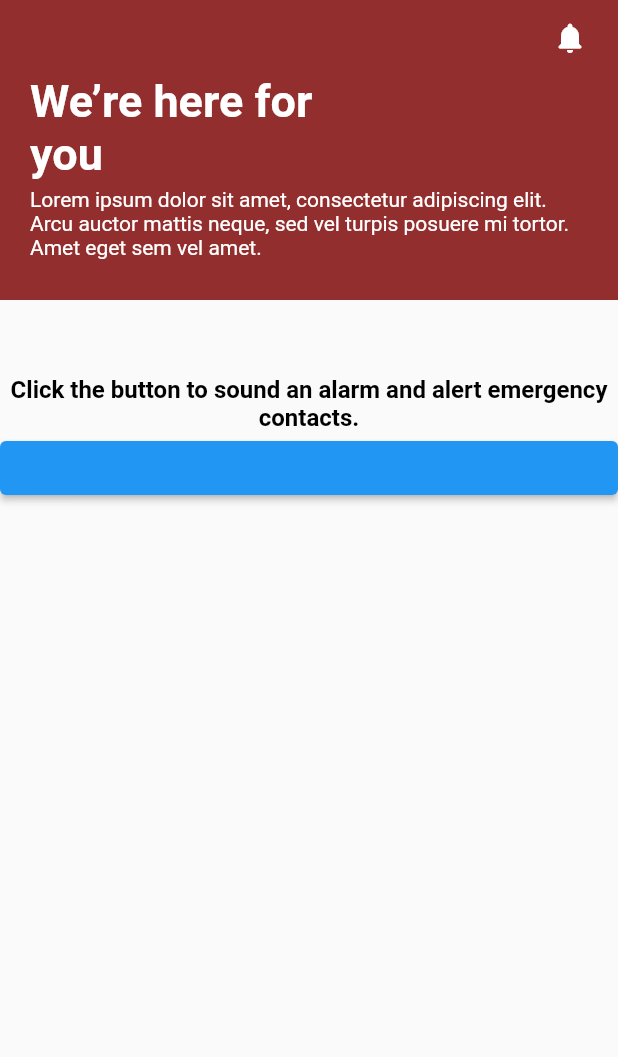
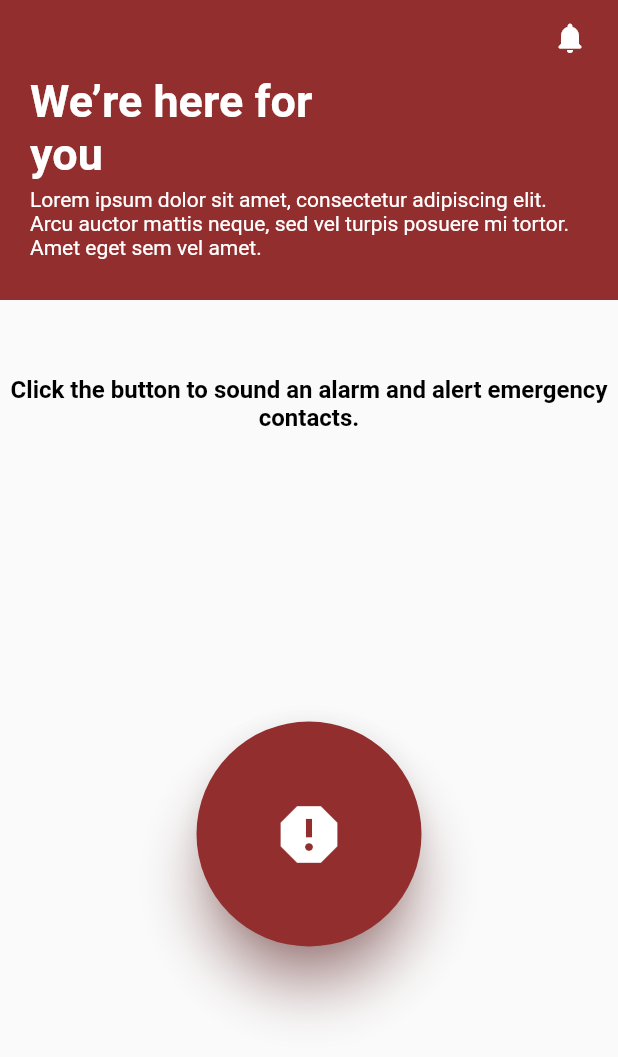
Before and after one commit to Dredayduncan/MySafeCampus, a Flutter app: the HomeScreen screen opened directly, on a phone screen of 412 x 824 dp. Shown: the top 1057 px of the screen. Run offline on Flutter 3.47's test engine with Material 2 defaults, Android fonts, the phone set to English and light mode, and no system bars; our stand-ins replace dots_indicator, firebase_auth, firebase_core, flutter_spinkit, shared_preferences; accounts and stored records are empty.

```diff
--- a/lib/views/homeScreen.dart
+++ b/lib/views/homeScreen.dart
@@ -59,12 +59,30 @@ class _HomeScreenState extends State<HomeScreen> {
               color: kDarkTextColor,
             ),
           ),
-          ElevatedButton(
-            onPressed: () {},
-            child: Container(
-              decoration: BoxDecoration(),
+          const Spacer(),
+          Align(
+            alignment: Alignment.center,
+            child: SizedBox(
+              width: 150,
+              height: 150,
+              child: ElevatedButton(
+                onPressed: () {},
+                style: ButtonStyle(
+                  backgroundColor:
+                      MaterialStateProperty.all(kDefaultBackground),
+                  shadowColor: MaterialStateProperty.all(
+                      kDefaultBackground.withOpacity(1)),
+                  shape: MaterialStateProperty.all(const CircleBorder()),
+                  elevation: MaterialStateProperty.all(15),
+                ),
+                child: const Icon(
+                  Icons.report,
+                  size: 50,
+                ),
+              ),
             ),
-          )
+          ),
+          const Spacer(),
         ],
       ),
     );
```
